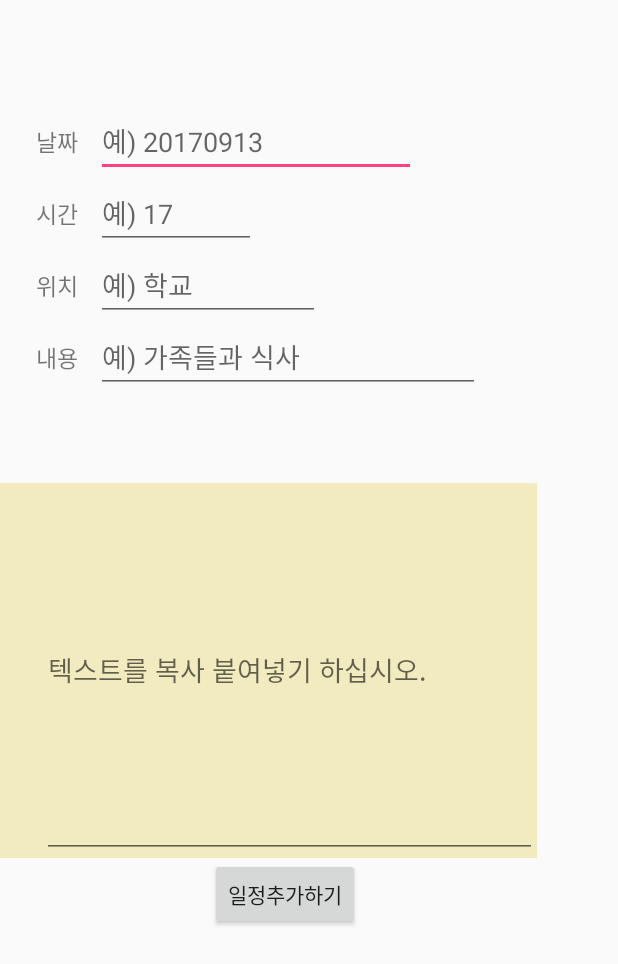
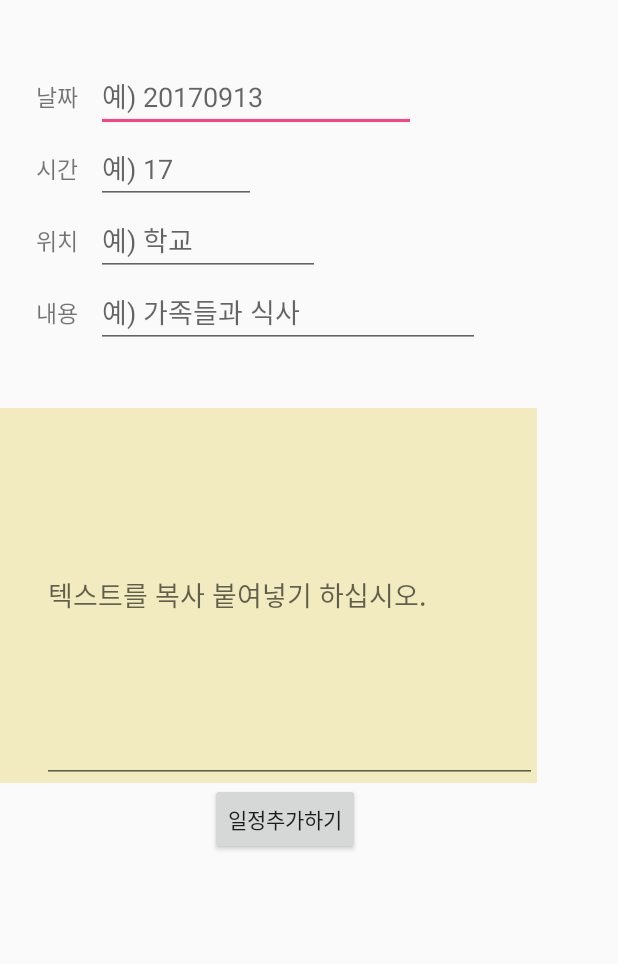
Before and after one commit to jinselin/AutoCalendar, an Android app: the PlusActivity screen opened directly, with no data from a screen before it, on a phone screen of 412 x 824 dp. Shown: the top 964 px of the screen. Run offline under Robolectric (Android 15) with nearby library versions, the phone set to English and light mode, and no system bars; our stand-ins replace Firebase (no records; nobody signed in at launch, a user with empty details on screens opened directly).

Commit message:
#14 새싹기업에서 추가한것

```diff
--- a/app/src/main/java/com/five/high/emirim/testintent/NewcalendarActivity.java
+++ b/app/src/main/java/com/five/high/emirim/testintent/NewcalendarActivity.java
@@ -85,6 +85,7 @@ public class NewcalendarActivity extends AppCompatActivity implements OnDateSele
         );
 
         // Firebase DB 초기화
+        FirebaseDatabase.getInstance().setPersistenceEnabled(true);
         mDatabase = FirebaseDatabase.getInstance().getReference();
 
         // 리스트에서 보여줄 어댑터 생성
--- a/app/src/main/res/layout/activity_plus.xml
+++ b/app/src/main/res/layout/activity_plus.xml
@@ -15,7 +15,7 @@
         android:layout_width="wrap_content"
         android:layout_height="wrap_content"
         android:layout_marginLeft="150dp"
-        android:layout_marginTop="70dp"
+        android:layout_marginTop="40dp"
         android:text="입력값 넣기"
         android:orientation="horizontal">
     </LinearLayout>
@@ -106,7 +106,7 @@
 
 
     <LinearLayout
-        android:layout_marginTop="30dp"
+        android:layout_marginTop="10dp"
         android:layout_width="402dp"
         android:layout_height="wrap_content">
     </LinearLayout>
```
